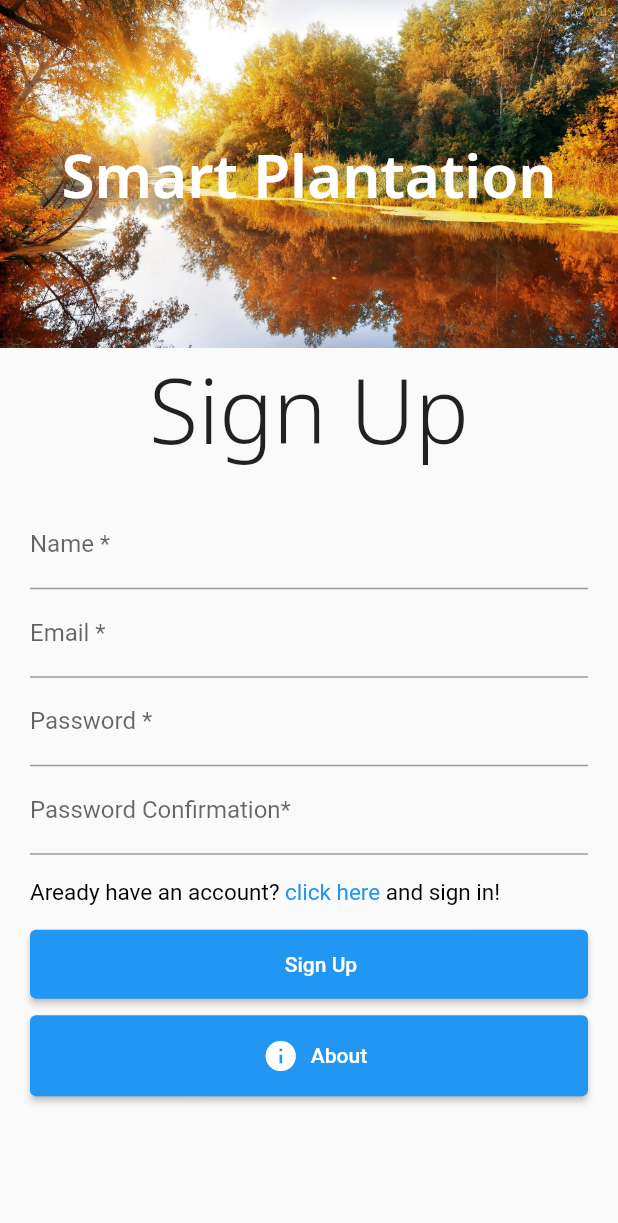
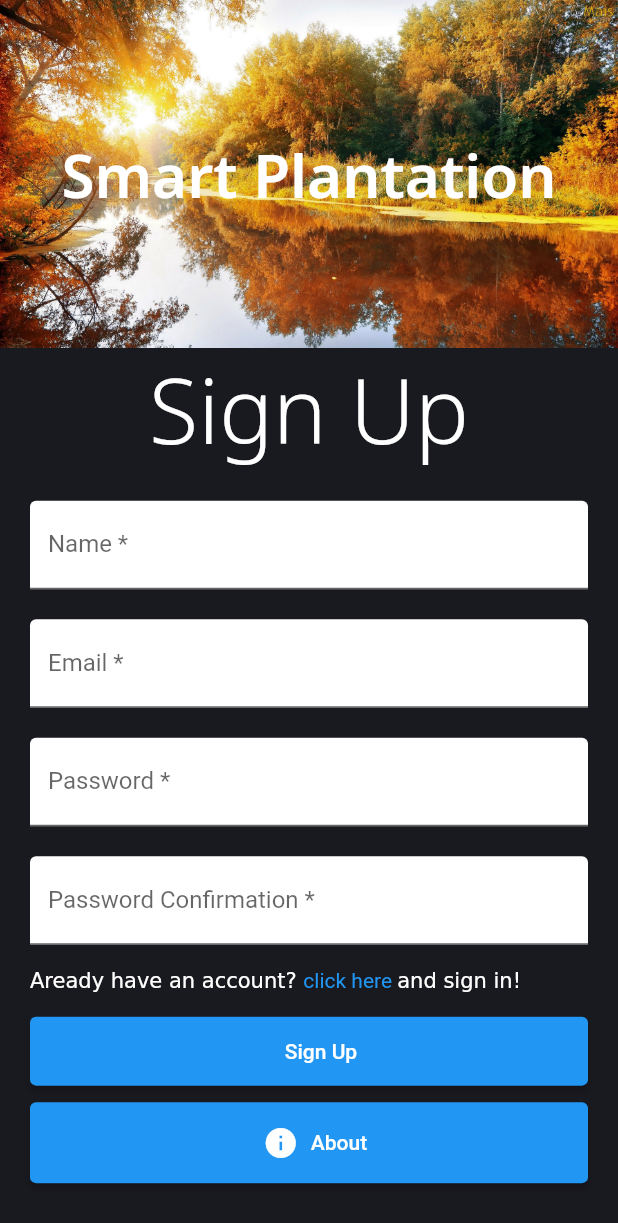
Before and after one commit to Manuel-Antunes/smart-plantation-flutter, a Flutter app: the SignUpPage screen opened directly, on a phone screen of 412 x 824 dp. Shown: the top 1223 px of the screen. Run offline on Flutter 3.47's test engine with Material 2 defaults, Android fonts, the phone set to English and light mode, and no system bars; our stand-ins replace google_fonts.

Commit message:
fix: fix colors in sign pages

```diff
--- a/lib/core/app_text_styles.dart
+++ b/lib/core/app_text_styles.dart
@@ -30,6 +30,7 @@ class AppTextStyles {
 
   static final TextStyle heading60 = GoogleFonts.notoSans(
     fontSize: 60,
+    color: Colors.white,
     fontWeight: FontWeight.w300,
   );
 
--- a/lib/core/app_widget.dart
+++ b/lib/core/app_widget.dart
@@ -19,7 +19,7 @@ class AppWidget extends StatelessWidget {
         ),
       ),
       title: "Smart Plantation",
-      home: HomePage(),
+      home: SignUpPage(),
     );
   }
 }
--- a/lib/sign/login_page.dart
+++ b/lib/sign/login_page.dart
@@ -9,6 +9,8 @@ class LoginPage extends StatelessWidget {
   @override
   Widget build(BuildContext context) {
     return Scaffold(
+      backgroundColor:
+          Color(int.parse("#191920".substring(1, 7), radix: 16) + 0xFF000000),
       body: buildBody(context),
     );
   }
--- a/lib/sign/sign_up_page.dart
+++ b/lib/sign/sign_up_page.dart
@@ -9,6 +9,8 @@ class SignUpPage extends StatelessWidget {
   @override
   Widget build(BuildContext context) {
     return Scaffold(
+      backgroundColor:
+          Color(int.parse("#191920".substring(1, 7), radix: 16) + 0xFF000000),
       body: buildBody(context),
     );
   }
--- a/lib/sign/widgets/sign_up_form_widget.dart
+++ b/lib/sign/widgets/sign_up_form_widget.dart
@@ -29,10 +29,7 @@ class SignUpFormWidgetState extends State<SignUpFormWidget> {
       crossAxisAlignment: CrossAxisAlignment.start,
       children: [
         TextFormField(
-          decoration: InputDecoration(
-            fillColor: Colors.green[400],
-            labelText: 'Name *',
-          ),
+          decoration: buildInputDecoration('Name *'),
           validator: (value) {
             if (value == null || value.isEmpty) {
               return 'Please enter some text';
@@ -41,11 +38,11 @@ class SignUpFormWidgetState extends State<SignUpFormWidget> {
           },
           textInputAction: TextInputAction.next,
         ),
+        Padding(
+          padding: EdgeInsets.only(top: 20),
+        ),
         TextFormField(
-          decoration: InputDecoration(
-            fillColor: Colors.green[400],
-            labelText: 'Email *',
-          ),
+          decoration: buildInputDecoration('Email *'),
           validator: (value) {
             if (value == null || value.isEmpty) {
               return 'Please enter some text';
@@ -54,11 +51,11 @@ class SignUpFormWidgetState extends State<SignUpFormWidget> {
           },
           textInputAction: TextInputAction.next,
         ),
+        Padding(
+          padding: EdgeInsets.only(top: 20),
+        ),
         TextFormField(
-          decoration: InputDecoration(
-            fillColor: Colors.green[400],
-            labelText: 'Password *',
-          ),
+          decoration: buildInputDecoration('Password *'),
           validator: (value) {
             if (value == null || value.isEmpty) {
               return 'Please enter some text';
@@ -68,11 +65,11 @@ class SignUpFormWidgetState extends State<SignUpFormWidget> {
           textInputAction: TextInputAction.next,
           obscureText: true,
         ),
+        Padding(
+          padding: EdgeInsets.only(top: 20),
+        ),
         TextFormField(
-          decoration: InputDecoration(
-            fillColor: Colors.green[400],
-            labelText: 'Password Confirmation*',
-          ),
+          decoration: buildInputDecoration('Password Confirmation *'),
           validator: (value) {
             if (value == null || value.isEmpty) {
               return 'Please enter some text';
@@ -86,7 +83,6 @@ class SignUpFormWidgetState extends State<SignUpFormWidget> {
           child: RichText(
               text: TextSpan(
             text: "Aready have an account? ",
-            style: TextStyle(fontSize: 15, color: Colors.black),
             children: <TextSpan>[
               TextSpan(
                   text: 'click here ',
@@ -113,6 +109,14 @@ class SignUpFormWidgetState extends State<SignUpFormWidget> {
               print("aboutting");
             }),
       ],
+    );
+  }
+
+  InputDecoration buildInputDecoration(String labelText) {
+    return InputDecoration(
+      fillColor: Colors.white,
+      labelText: labelText,
+      filled: true,
     );
   }
 
```
Also changed, not shown: lib/sign/widgets/login_form_widget.dart (+14 -9 lines), 2 other files.
